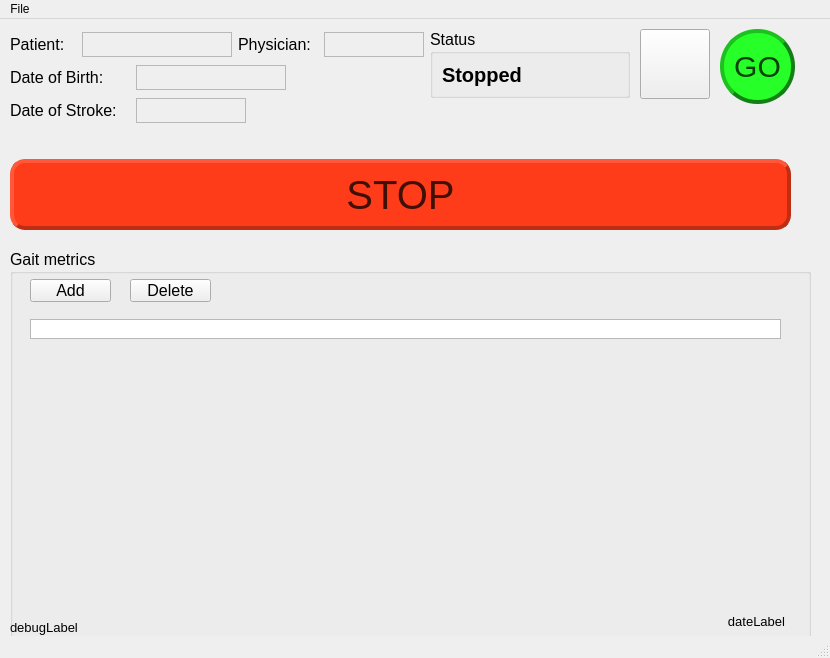
Qt form soft-robotics-gui/mainwindow.ui (lrfbranco/soft-robotics-gui) before a commit.
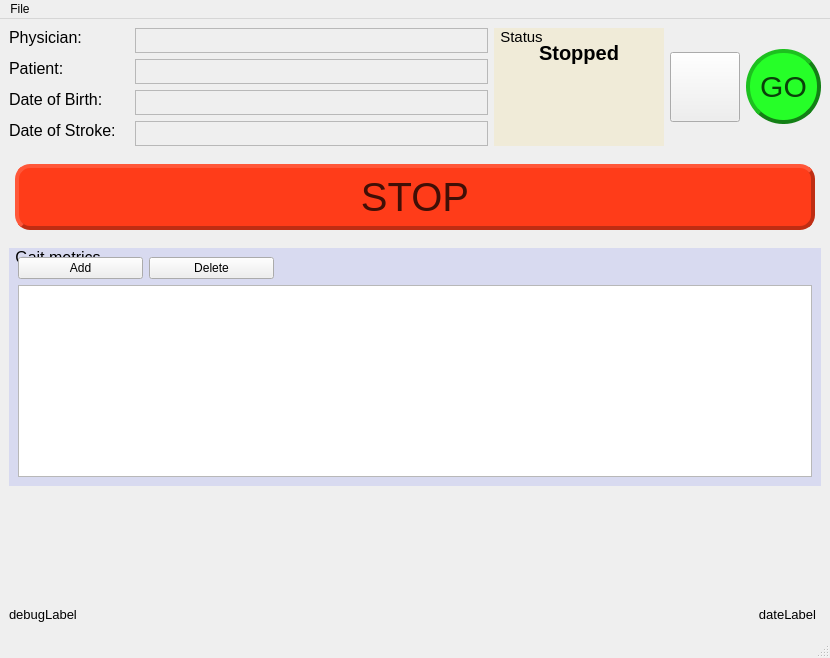
The same form after that commit. Icons and pictures are not drawn.

The edit to the form file:
```diff
--- a/soft-robotics-gui/mainwindow.ui
+++ b/soft-robotics-gui/mainwindow.ui
@@ -14,100 +14,341 @@
    <string>TrueStep</string>
   </property>
   <widget class="QWidget" name="centralwidget">
-   <widget class="QLabel" name="dateLabel">
-    <property name="geometry">
-     <rect>
-      <x>540</x>
-      <y>590</y>
-      <width>250</width>
+   <layout class="QVBoxLayout" name="verticalLayout_3">
+    <item>
+     <layout class="QHBoxLayout" name="horizontalLayout">
+      <item>
+       <layout class="QFormLayout" name="formLayout">
+        <item row="0" column="1">
+         <widget class="QLabel" name="physicianNameValue">
+          <property name="sizePolicy">
+           <sizepolicy hsizetype="Preferred" vsizetype="Fixed">
+            <horstretch>0</horstretch>
+            <verstretch>0</verstretch>
+           </sizepolicy>
+          </property>
+          <property name="minimumSize">
+           <size>
+            <width>120</width>
       <height>25</height>
-     </rect>
-    </property>
+           </size>
+          </property>
+          <property name="maximumSize">
+           <size>
+            <width>16777215</width>
+            <height>25</height>
+           </size>
+          </property>
+          <property name="font">
+           <font>
+            <pointsize>12</pointsize>
+           </font>
+          </property>
+          <property name="frameShape">
+           <enum>QFrame::StyledPanel</enum>
+          </property>
+          <property name="frameShadow">
+           <enum>QFrame::Plain</enum>
+          </property>
+          <property name="text">
+           <string/>
+          </property>
+         </widget>
+        </item>
+        <item row="0" column="0">
+         <widget class="QLabel" name="label_4">
+          <property name="sizePolicy">
+           <sizepolicy hsizetype="Preferred" vsizetype="Fixed">
+            <horstretch>0</horstretch>
+            <verstretch>0</verstretch>
+           </sizepolicy>
+          </property>
     <property name="minimumSize">
      <size>
-      <width>250</width>
+            <width>120</width>
+            <height>0</height>
+           </size>
+          </property>
+          <property name="font">
+           <font>
+            <pointsize>12</pointsize>
+            <weight>50</weight>
+            <italic>false</italic>
+            <bold>false</bold>
+            <underline>false</underline>
+           </font>
+          </property>
+          <property name="text">
+           <string>Physician:</string>
+          </property>
+         </widget>
+        </item>
+        <item row="1" column="0">
+         <widget class="QLabel" name="label_3">
+          <property name="sizePolicy">
+           <sizepolicy hsizetype="Preferred" vsizetype="Fixed">
+            <horstretch>60</horstretch>
+            <verstretch>25</verstretch>
+           </sizepolicy>
+          </property>
+          <property name="minimumSize">
+           <size>
+            <width>120</width>
+            <height>0</height>
+           </size>
+          </property>
+          <property name="maximumSize">
+           <size>
+            <width>16777215</width>
+            <height>16777215</height>
+           </size>
+          </property>
+          <property name="font">
+           <font>
+            <pointsize>12</pointsize>
+           </font>
+          </property>
+          <property name="text">
+           <string>Patient:</string>
+          </property>
+         </widget>
+        </item>
+        <item row="1" column="1">
+         <widget class="QLabel" name="patientNameValue">
+          <property name="sizePolicy">
+           <sizepolicy hsizetype="Preferred" vsizetype="Fixed">
+            <horstretch>0</horstretch>
+            <verstretch>0</verstretch>
+           </sizepolicy>
+          </property>
+          <property name="minimumSize">
+           <size>
+            <width>120</width>
       <height>25</height>
      </size>
     </property>
     <property name="maximumSize">
      <size>
-      <width>250</width>
+            <width>16777215</width>
       <height>25</height>
      </size>
     </property>
-    <property name="sizeIncrement">
+          <property name="font">
+           <font>
+            <pointsize>12</pointsize>
+           </font>
+          </property>
+          <property name="frameShape">
+           <enum>QFrame::StyledPanel</enum>
+          </property>
+          <property name="frameShadow">
+           <enum>QFrame::Plain</enum>
+          </property>
+          <property name="text">
+           <string/>
+          </property>
+         </widget>
+        </item>
+        <item row="2" column="0">
+         <widget class="QLabel" name="label">
+          <property name="sizePolicy">
+           <sizepolicy hsizetype="Preferred" vsizetype="Fixed">
+            <horstretch>0</horstretch>
+            <verstretch>25</verstretch>
+           </sizepolicy>
+          </property>
+          <property name="minimumSize">
      <size>
-      <width>0</width>
+            <width>120</width>
       <height>0</height>
      </size>
     </property>
     <property name="font">
      <font>
-      <pointsize>10</pointsize>
-     </font>
-    </property>
-    <property name="locale">
-     <locale language="English" country="UnitedStates"/>
-    </property>
+            <pointsize>12</pointsize>
+           </font>
+          </property>
+          <property name="text">
+           <string>Date of Birth:</string>
+          </property>
+         </widget>
+        </item>
+        <item row="2" column="1">
+         <widget class="QLabel" name="birthDateValue">
+          <property name="enabled">
+           <bool>true</bool>
+          </property>
+          <property name="sizePolicy">
+           <sizepolicy hsizetype="Preferred" vsizetype="Fixed">
+            <horstretch>0</horstretch>
+            <verstretch>0</verstretch>
+           </sizepolicy>
+          </property>
+          <property name="minimumSize">
+           <size>
+            <width>120</width>
+            <height>25</height>
+           </size>
+          </property>
+          <property name="maximumSize">
+           <size>
+            <width>16777215</width>
+            <height>25</height>
+           </size>
+          </property>
+          <property name="font">
+           <font>
+            <pointsize>12</pointsize>
+           </font>
+          </property>
     <property name="frameShape">
-     <enum>QFrame::NoFrame</enum>
-    </property>
+           <enum>QFrame::StyledPanel</enum>
+          </property>
+          <property name="frameShadow">
+           <enum>QFrame::Plain</enum>
+          </property>
     <property name="text">
-     <string>dateLabel</string>
-    </property>
-    <property name="alignment">
-     <set>Qt::AlignRight|Qt::AlignTrailing|Qt::AlignVCenter</set>
-    </property>
-    <property name="margin">
-     <number>0</number>
-    </property>
-    <property name="indent">
-     <number>5</number>
-    </property>
-   </widget>
-   <widget class="QLabel" name="debugLabel">
-    <property name="geometry">
-     <rect>
-      <x>10</x>
-      <y>600</y>
-      <width>431</width>
-      <height>16</height>
-     </rect>
-    </property>
+           <string/>
+          </property>
+         </widget>
+        </item>
+        <item row="3" column="0">
+         <widget class="QLabel" name="label_5">
+          <property name="sizePolicy">
+           <sizepolicy hsizetype="Preferred" vsizetype="Fixed">
+            <horstretch>0</horstretch>
+            <verstretch>0</verstretch>
+           </sizepolicy>
+          </property>
+          <property name="minimumSize">
+           <size>
+            <width>120</width>
+            <height>0</height>
+           </size>
+          </property>
+          <property name="font">
+           <font>
+            <pointsize>12</pointsize>
+            <weight>50</weight>
+            <italic>false</italic>
+            <bold>false</bold>
+            <underline>false</underline>
+           </font>
+          </property>
+          <property name="text">
+           <string>Date of Stroke:</string>
+          </property>
+         </widget>
+        </item>
+        <item row="3" column="1">
+         <widget class="QLabel" name="strokeDateValue">
+          <property name="sizePolicy">
+           <sizepolicy hsizetype="Preferred" vsizetype="Fixed">
+            <horstretch>0</horstretch>
+            <verstretch>0</verstretch>
+           </sizepolicy>
+          </property>
+          <property name="minimumSize">
+           <size>
+            <width>120</width>
+            <height>25</height>
+           </size>
+          </property>
+          <property name="maximumSize">
+           <size>
+            <width>16777215</width>
+            <height>25</height>
+           </size>
+          </property>
     <property name="font">
      <font>
-      <pointsize>10</pointsize>
-     </font>
-    </property>
+            <pointsize>12</pointsize>
+           </font>
+          </property>
+          <property name="frameShape">
+           <enum>QFrame::StyledPanel</enum>
+          </property>
+          <property name="frameShadow">
+           <enum>QFrame::Plain</enum>
+          </property>
     <property name="text">
-     <string>debugLabel</string>
-    </property>
-   </widget>
+           <string/>
+          </property>
+         </widget>
+        </item>
+       </layout>
+      </item>
+      <item>
    <widget class="QGroupBox" name="statusGroupBox">
-    <property name="geometry">
-     <rect>
-      <x>430</x>
-      <y>10</y>
-      <width>200</width>
-      <height>69</height>
-     </rect>
-    </property>
-    <property name="minimumSize">
+        <property name="maximumSize">
      <size>
-      <width>200</width>
-      <height>0</height>
+          <width>170</width>
+          <height>130</height>
      </size>
     </property>
     <property name="font">
      <font>
-      <pointsize>12</pointsize>
-     </font>
-    </property>
+          <pointsize>11</pointsize>
+         </font>
+        </property>
+        <property name="styleSheet">
+         <string notr="true">QGroupBox {
+    background-color: #F0EBD8;
+    border: 1px black;
+    margin-top: 3ex; /* leave space at the top for the title */
+}
+QGroupBox::title {
+    subcontrol-origin: margin;
+    padding: 0 4px;
+}</string>
+        </property>
     <property name="title">
      <string>Status</string>
     </property>
-    <layout class="QGridLayout" name="gridLayout_3">
-     <item row="0" column="1">
+        <layout class="QVBoxLayout" name="verticalLayout_4">
+         <item>
+          <widget class="QLabel" name="labelRunningStopped">
+           <property name="sizePolicy">
+            <sizepolicy hsizetype="Preferred" vsizetype="Preferred">
+             <horstretch>0</horstretch>
+             <verstretch>0</verstretch>
+            </sizepolicy>
+           </property>
+           <property name="minimumSize">
+            <size>
+             <width>70</width>
+             <height>0</height>
+            </size>
+           </property>
+           <property name="font">
+            <font>
+             <pointsize>15</pointsize>
+             <weight>75</weight>
+             <bold>true</bold>
+            </font>
+           </property>
+           <property name="styleSheet">
+            <string notr="true">QLabel {
+	padding: 4 0 4 0
+}</string>
+           </property>
+           <property name="text">
+            <string>Stopped</string>
+           </property>
+           <property name="scaledContents">
+            <bool>false</bool>
+           </property>
+           <property name="alignment">
+            <set>Qt::AlignCenter</set>
+           </property>
+           <property name="indent">
+            <number>-1</number>
+           </property>
+          </widget>
+         </item>
+         <item>
+          <layout class="QHBoxLayout" name="horizontalLayout_3">
+           <item>
       <widget class="QLabel" name="iconYellowAlert">
        <property name="sizePolicy">
         <sizepolicy hsizetype="Fixed" vsizetype="Fixed">
@@ -115,10 +356,16 @@
          <verstretch>0</verstretch>
         </sizepolicy>
        </property>
+             <property name="minimumSize">
+              <size>
+               <width>50</width>
+               <height>50</height>
+              </size>
+             </property>
        <property name="maximumSize">
         <size>
-         <width>30</width>
-         <height>30</height>
+               <width>50</width>
+               <height>50</height>
         </size>
        </property>
        <property name="text">
@@ -132,7 +379,23 @@
        </property>
       </widget>
      </item>
-     <item row="0" column="2">
+           <item>
+            <spacer name="verticalSpacer">
+             <property name="orientation">
+              <enum>Qt::Vertical</enum>
+             </property>
+             <property name="sizeType">
+              <enum>QSizePolicy::MinimumExpanding</enum>
+             </property>
+             <property name="sizeHint" stdset="0">
+              <size>
+               <width>1</width>
+               <height>50</height>
+              </size>
+             </property>
+            </spacer>
+           </item>
+           <item>
       <widget class="QLabel" name="iconRedAlert">
        <property name="sizePolicy">
         <sizepolicy hsizetype="Fixed" vsizetype="Fixed">
@@ -140,10 +403,16 @@
          <verstretch>0</verstretch>
         </sizepolicy>
        </property>
+             <property name="minimumSize">
+              <size>
+               <width>50</width>
+               <height>50</height>
+              </size>
+             </property>
        <property name="maximumSize">
         <size>
-         <width>30</width>
-         <height>30</height>
+               <width>50</width>
+               <height>50</height>
         </size>
        </property>
        <property name="text">
@@ -157,33 +426,32 @@
        </property>
       </widget>
      </item>
-     <item row="0" column="0">
-      <widget class="QLabel" name="labelRunningStopped">
-       <property name="font">
-        <font>
-         <pointsize>15</pointsize>
-         <weight>75</weight>
-         <bold>true</bold>
-        </font>
-       </property>
-       <property name="text">
-        <string>Stopped</string>
-       </property>
-       <property name="scaledContents">
-        <bool>false</bool>
-       </property>
-      </widget>
+          </layout>
      </item>
     </layout>
    </widget>
+      </item>
+      <item>
+       <layout class="QVBoxLayout" name="verticalLayout">
+        <item>
    <widget class="QPushButton" name="calibrationButton">
-    <property name="geometry">
-     <rect>
-      <x>640</x>
-      <y>10</y>
+          <property name="sizePolicy">
+           <sizepolicy hsizetype="Preferred" vsizetype="Preferred">
+            <horstretch>0</horstretch>
+            <verstretch>0</verstretch>
+           </sizepolicy>
+          </property>
+          <property name="minimumSize">
+           <size>
       <width>70</width>
       <height>70</height>
-     </rect>
+           </size>
+          </property>
+          <property name="maximumSize">
+           <size>
+            <width>70</width>
+            <height>70</height>
+           </size>
     </property>
     <property name="text">
      <string/>
@@ -200,16 +468,18 @@
      </size>
     </property>
    </widget>
+        </item>
+       </layout>
+      </item>
+      <item>
    <widget class="QPushButton" name="startButton">
-    <property name="geometry">
-     <rect>
-      <x>720</x>
-      <y>10</y>
+        <property name="minimumSize">
+         <size>
       <width>75</width>
       <height>75</height>
-     </rect>
-    </property>
-    <property name="minimumSize">
+         </size>
+        </property>
+        <property name="maximumSize">
      <size>
       <width>75</width>
       <height>75</height>
@@ -259,19 +529,15 @@
      <bool>false</bool>
     </property>
    </widget>
+      </item>
+     </layout>
+    </item>
+    <item>
    <widget class="QPushButton" name="stopButton">
-    <property name="geometry">
-     <rect>
-      <x>10</x>
-      <y>140</y>
-      <width>781</width>
-      <height>71</height>
-     </rect>
-    </property>
     <property name="minimumSize">
      <size>
       <width>200</width>
-      <height>60</height>
+        <height>65</height>
      </size>
     </property>
     <property name="font">
@@ -299,6 +565,7 @@
     border-style: outset;
 	font:40px;
 	color: #400F06;
+	margin: 12 6 12 6;
 }
 
 QPushButton:disabled {
@@ -312,279 +579,145 @@
      <bool>false</bool>
     </property>
    </widget>
+    </item>
+    <item>
    <widget class="QGroupBox" name="groupBox">
-    <property name="geometry">
-     <rect>
-      <x>10</x>
-      <y>230</y>
-      <width>801</width>
-      <height>421</height>
-     </rect>
+      <property name="minimumSize">
+       <size>
+        <width>800</width>
+        <height>0</height>
+       </size>
     </property>
     <property name="font">
      <font>
       <pointsize>12</pointsize>
      </font>
     </property>
+      <property name="styleSheet">
+       <string notr="true">QGroupBox {
+    background-color: #D8DAF0;
+    border: 1px black;
+    margin-top: 6ex; /* leave space at the top for the title */
+}
+QGroupBox::title {
+    subcontrol-origin: margin;
+    padding: 0 4px;
+}</string>
+      </property>
     <property name="title">
      <string>Gait metrics</string>
     </property>
-    <widget class="QTableView" name="gaitMetricsTableView">
-     <property name="geometry">
-      <rect>
-       <x>20</x>
-       <y>70</y>
-       <width>751</width>
-       <height>20</height>
-      </rect>
-     </property>
-     <property name="sizePolicy">
-      <sizepolicy hsizetype="Minimum" vsizetype="Preferred">
-       <horstretch>0</horstretch>
-       <verstretch>0</verstretch>
-      </sizepolicy>
-     </property>
-     <property name="minimumSize">
-      <size>
-       <width>0</width>
-       <height>20</height>
-      </size>
-     </property>
-    </widget>
+      <layout class="QVBoxLayout" name="verticalLayout_2">
+       <item>
+        <layout class="QHBoxLayout" name="horizontalLayout_7">
+         <item>
     <widget class="QPushButton" name="addMetricButton">
-     <property name="geometry">
-      <rect>
-       <x>20</x>
-       <y>30</y>
-       <width>81</width>
-       <height>23</height>
-      </rect>
+           <property name="sizePolicy">
+            <sizepolicy hsizetype="MinimumExpanding" vsizetype="Fixed">
+             <horstretch>0</horstretch>
+             <verstretch>0</verstretch>
+            </sizepolicy>
+           </property>
+           <property name="minimumSize">
+            <size>
+             <width>75</width>
+             <height>0</height>
+            </size>
+           </property>
+           <property name="maximumSize">
+            <size>
+             <width>125</width>
+             <height>16777215</height>
+            </size>
      </property>
      <property name="text">
       <string>Add</string>
      </property>
     </widget>
+         </item>
+         <item>
     <widget class="QPushButton" name="deleteMetricButton">
-     <property name="geometry">
-      <rect>
-       <x>120</x>
-       <y>30</y>
-       <width>81</width>
-       <height>23</height>
-      </rect>
+           <property name="sizePolicy">
+            <sizepolicy hsizetype="MinimumExpanding" vsizetype="Fixed">
+             <horstretch>0</horstretch>
+             <verstretch>0</verstretch>
+            </sizepolicy>
+           </property>
+           <property name="minimumSize">
+            <size>
+             <width>75</width>
+             <height>0</height>
+            </size>
+           </property>
+           <property name="maximumSize">
+            <size>
+             <width>125</width>
+             <height>16777215</height>
+            </size>
      </property>
      <property name="text">
       <string>Delete</string>
      </property>
     </widget>
-   </widget>
-   <widget class="QWidget" name="layoutWidget">
-    <property name="geometry">
-     <rect>
-      <x>10</x>
-      <y>11</y>
-      <width>414</width>
-      <height>97</height>
-     </rect>
-    </property>
-    <layout class="QVBoxLayout" name="verticalLayout">
+         </item>
      <item>
-      <layout class="QHBoxLayout" name="horizontalLayout">
-       <item>
-        <widget class="QLabel" name="label_3">
-         <property name="sizePolicy">
-          <sizepolicy hsizetype="Minimum" vsizetype="Fixed">
-           <horstretch>60</horstretch>
-           <verstretch>25</verstretch>
-          </sizepolicy>
-         </property>
-         <property name="minimumSize">
+          <spacer name="horizontalSpacer">
+           <property name="orientation">
+            <enum>Qt::Horizontal</enum>
+           </property>
+           <property name="sizeHint" stdset="0">
           <size>
-           <width>60</width>
-           <height>0</height>
-          </size>
-         </property>
-         <property name="maximumSize">
-          <size>
-           <width>16777215</width>
-           <height>16777215</height>
-          </size>
-         </property>
-         <property name="font">
-          <font>
-           <pointsize>12</pointsize>
-          </font>
-         </property>
-         <property name="text">
-          <string>Patient:</string>
-         </property>
-        </widget>
-       </item>
+             <width>40</width>
+             <height>20</height>
+            </size>
+           </property>
+          </spacer>
+         </item>
+        </layout>
+       </item>
        <item>
-        <widget class="QLabel" name="patientNameValue">
+        <widget class="QTableView" name="gaitMetricsTableView">
          <property name="sizePolicy">
-          <sizepolicy hsizetype="Expanding" vsizetype="Preferred">
+          <sizepolicy hsizetype="Minimum" vsizetype="Preferred">
            <horstretch>0</horstretch>
            <verstretch>0</verstretch>
           </sizepolicy>
          </property>
          <property name="minimumSize">
           <size>
-           <width>150</width>
-           <height>25</height>
+           <width>0</width>
+           <height>20</height>
           </size>
          </property>
-         <property name="maximumSize">
+        </widget>
+       </item>
+      </layout>
+     </widget>
+    </item>
+    <item>
+     <spacer name="verticalSpacer_2">
+      <property name="orientation">
+       <enum>Qt::Vertical</enum>
+      </property>
+      <property name="sizeHint" stdset="0">
           <size>
-           <width>16777215</width>
-           <height>25</height>
-          </size>
-         </property>
-         <property name="font">
-          <font>
-           <pointsize>12</pointsize>
-          </font>
-         </property>
-         <property name="frameShape">
-          <enum>QFrame::StyledPanel</enum>
-         </property>
-         <property name="frameShadow">
-          <enum>QFrame::Plain</enum>
-         </property>
-         <property name="text">
-          <string/>
-         </property>
-        </widget>
+        <width>20</width>
+        <height>40</height>
+       </size>
+      </property>
+     </spacer>
        </item>
        <item>
         <layout class="QHBoxLayout" name="horizontalLayout_2">
          <item>
-          <widget class="QLabel" name="label_4">
-           <property name="sizePolicy">
-            <sizepolicy hsizetype="Minimum" vsizetype="Fixed">
-             <horstretch>0</horstretch>
-             <verstretch>0</verstretch>
-            </sizepolicy>
-           </property>
-           <property name="minimumSize">
-            <size>
-             <width>80</width>
-             <height>0</height>
-            </size>
-           </property>
+       <widget class="QLabel" name="debugLabel">
            <property name="font">
             <font>
-             <pointsize>12</pointsize>
-             <weight>50</weight>
-             <italic>false</italic>
-             <bold>false</bold>
-             <underline>false</underline>
+          <pointsize>10</pointsize>
             </font>
            </property>
            <property name="text">
-            <string>Physician:</string>
-           </property>
-          </widget>
-         </item>
-         <item>
-          <widget class="QLabel" name="physicianNameValue">
-           <property name="sizePolicy">
-            <sizepolicy hsizetype="Preferred" vsizetype="Preferred">
-             <horstretch>0</horstretch>
-             <verstretch>0</verstretch>
-            </sizepolicy>
-           </property>
-           <property name="minimumSize">
-            <size>
-             <width>100</width>
-             <height>25</height>
-            </size>
-           </property>
-           <property name="maximumSize">
-            <size>
-             <width>16777215</width>
-             <height>25</height>
-            </size>
-           </property>
-           <property name="font">
-            <font>
-             <pointsize>12</pointsize>
-            </font>
-           </property>
-           <property name="frameShape">
-            <enum>QFrame::StyledPanel</enum>
-           </property>
-           <property name="frameShadow">
-            <enum>QFrame::Plain</enum>
-           </property>
-           <property name="text">
-            <string/>
-           </property>
-          </widget>
-         </item>
-        </layout>
-       </item>
-      </layout>
-     </item>
-     <item>
-      <layout class="QHBoxLayout" name="horizontalLayout_4">
-       <item>
-        <widget class="QLabel" name="label">
-         <property name="sizePolicy">
-          <sizepolicy hsizetype="Preferred" vsizetype="Fixed">
-           <horstretch>0</horstretch>
-           <verstretch>25</verstretch>
-          </sizepolicy>
-         </property>
-         <property name="minimumSize">
-          <size>
-           <width>120</width>
-           <height>0</height>
-          </size>
-         </property>
-         <property name="font">
-          <font>
-           <pointsize>12</pointsize>
-          </font>
-         </property>
-         <property name="text">
-          <string>Date of Birth:</string>
-         </property>
-        </widget>
-       </item>
-       <item>
-        <widget class="QLabel" name="birthDateValue">
-         <property name="sizePolicy">
-          <sizepolicy hsizetype="Expanding" vsizetype="Preferred">
-           <horstretch>0</horstretch>
-           <verstretch>0</verstretch>
-          </sizepolicy>
-         </property>
-         <property name="minimumSize">
-          <size>
-           <width>150</width>
-           <height>25</height>
-          </size>
-         </property>
-         <property name="maximumSize">
-          <size>
-           <width>16777215</width>
-           <height>25</height>
-          </size>
-         </property>
-         <property name="font">
-          <font>
-           <pointsize>12</pointsize>
-          </font>
-         </property>
-         <property name="frameShape">
-          <enum>QFrame::StyledPanel</enum>
-         </property>
-         <property name="frameShadow">
-          <enum>QFrame::Plain</enum>
-         </property>
-         <property name="text">
-          <string/>
+         <string>debugLabel</string>
          </property>
         </widget>
        </item>
@@ -601,119 +734,48 @@
          </property>
         </spacer>
        </item>
-      </layout>
-     </item>
      <item>
-      <layout class="QHBoxLayout" name="horizontalLayout_3">
-       <item>
-        <widget class="QLabel" name="label_5">
-         <property name="sizePolicy">
-          <sizepolicy hsizetype="Preferred" vsizetype="Fixed">
-           <horstretch>0</horstretch>
-           <verstretch>0</verstretch>
-          </sizepolicy>
-         </property>
+       <widget class="QLabel" name="dateLabel">
          <property name="minimumSize">
           <size>
-           <width>120</width>
-           <height>0</height>
-          </size>
-         </property>
-         <property name="font">
-          <font>
-           <pointsize>12</pointsize>
-           <weight>50</weight>
-           <italic>false</italic>
-           <bold>false</bold>
-           <underline>false</underline>
-          </font>
-         </property>
-         <property name="text">
-          <string>Date of Stroke:</string>
-         </property>
-        </widget>
-       </item>
-       <item>
-        <widget class="QLabel" name="strokeDateValue">
-         <property name="sizePolicy">
-          <sizepolicy hsizetype="Preferred" vsizetype="Preferred">
-           <horstretch>0</horstretch>
-           <verstretch>0</verstretch>
-          </sizepolicy>
-         </property>
-         <property name="minimumSize">
-          <size>
-           <width>110</width>
+          <width>250</width>
            <height>25</height>
           </size>
          </property>
          <property name="maximumSize">
           <size>
-           <width>16777215</width>
+          <width>250</width>
            <height>25</height>
           </size>
          </property>
          <property name="font">
           <font>
-           <pointsize>12</pointsize>
-          </font>
-         </property>
+          <pointsize>10</pointsize>
+         </font>
+        </property>
+        <property name="locale">
+         <locale language="English" country="UnitedStates"/>
+        </property>
          <property name="frameShape">
-          <enum>QFrame::StyledPanel</enum>
-         </property>
-         <property name="frameShadow">
-          <enum>QFrame::Plain</enum>
-         </property>
+         <enum>QFrame::NoFrame</enum>
+        </property>
          <property name="text">
-          <string/>
-         </property>
-        </widget>
-       </item>
-       <item>
-        <widget class="QLabel" name="timeSinceStroke">
-         <property name="sizePolicy">
-          <sizepolicy hsizetype="Preferred" vsizetype="Fixed">
-           <horstretch>0</horstretch>
-           <verstretch>0</verstretch>
-          </sizepolicy>
-         </property>
-         <property name="minimumSize">
-          <size>
-           <width>70</width>
-           <height>0</height>
-          </size>
-         </property>
-         <property name="font">
-          <font>
-           <pointsize>12</pointsize>
-           <weight>75</weight>
-           <italic>false</italic>
-           <bold>true</bold>
-           <underline>false</underline>
-          </font>
-         </property>
-         <property name="text">
-          <string/>
-         </property>
-        </widget>
-       </item>
-       <item>
-        <spacer name="horizontalSpacer">
-         <property name="orientation">
-          <enum>Qt::Horizontal</enum>
-         </property>
-         <property name="sizeHint" stdset="0">
-          <size>
-           <width>10</width>
-           <height>20</height>
-          </size>
-         </property>
-        </spacer>
-       </item>
+         <string>dateLabel</string>
+        </property>
+        <property name="alignment">
+         <set>Qt::AlignRight|Qt::AlignTrailing|Qt::AlignVCenter</set>
+        </property>
+        <property name="margin">
+         <number>0</number>
+        </property>
+        <property name="indent">
+         <number>5</number>
+        </property>
+       </widget>
+      </item>
       </layout>
      </item>
     </layout>
-   </widget>
   </widget>
   <widget class="QMenuBar" name="menubar">
    <property name="geometry">
```
Left out of the diff: 6 changed lines with no effect on the pictures. Lines whose indentation alone changed are shown as unchanged.
